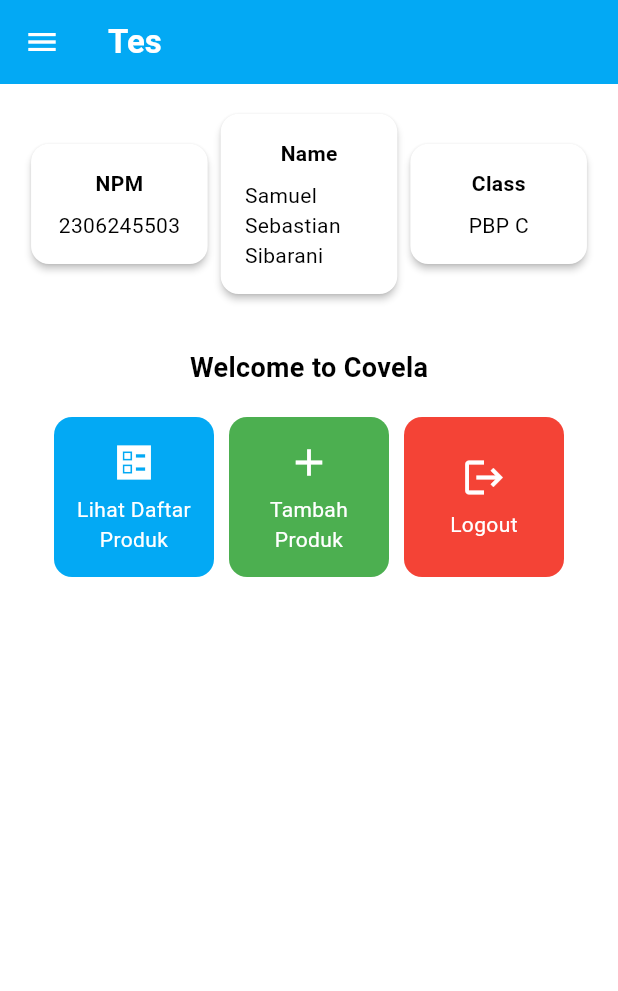
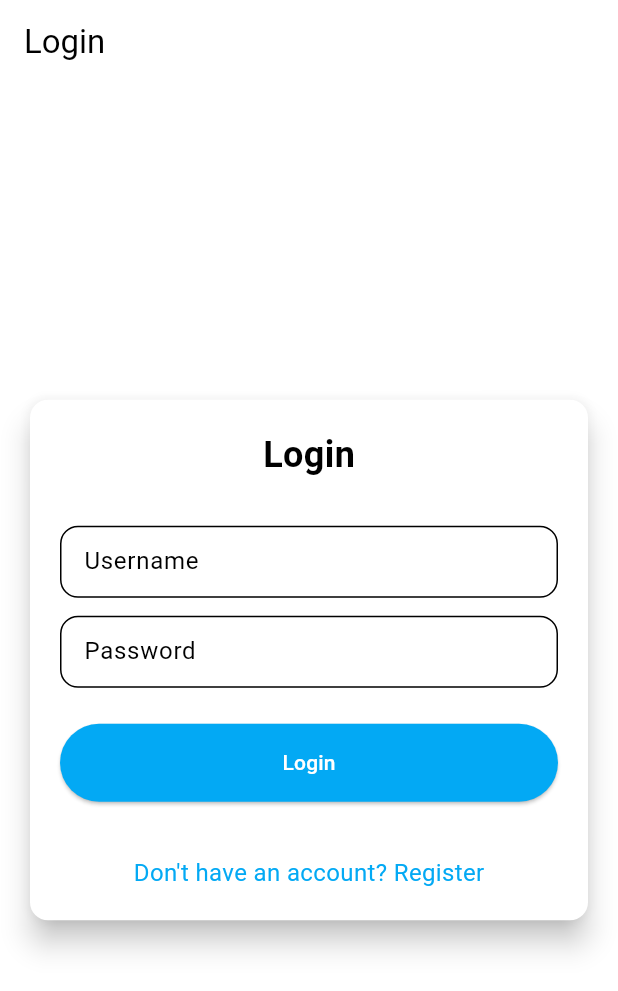
Before and after one commit to samuelsibs/covela-mobile, a Flutter app: the screen it shows after launch, on a phone screen of 412 x 824 dp. Shown: the top 991 px of the screen. Run offline on Flutter 3.47's test engine with Material 3 defaults, Android fonts, the phone set to English and light mode, and no system bars; missing offline and left inert: pbp_django_auth.

Commit message:
Menyelesaikan Tugas 9 (FINAL)

```diff
--- /dev/null
+++ b/devtools_options.yaml
@@ -0,0 +1,3 @@
+description: This file stores settings for Dart & Flutter DevTools.
+documentation: https://docs.flutter.dev/tools/devtools/extensions#configure-extension-enablement-states
+extensions:
--- a/lib/main.dart
+++ b/lib/main.dart
@@ -1,5 +1,8 @@
 import 'package:covela/screens/menu.dart';
 import 'package:flutter/material.dart';
+import 'package:pbp_django_auth/pbp_django_auth.dart';
+import 'package:provider/provider.dart';
+import 'package:covela/screens/login.dart';
 
 void main() {
   runApp(const MyApp());
@@ -8,33 +11,23 @@
 class MyApp extends StatelessWidget {
   const MyApp({super.key});
 
-  // This widget is the root of your application.
   @override
   Widget build(BuildContext context) {
-    return MaterialApp(
-      title: 'Flutter Demo',
-      theme: ThemeData(
-        // This is the theme of your application.
-        //
-        // TRY THIS: Try running your application with "flutter run". You'll see
-        // the application has a purple toolbar. Then, without quitting the app,
-        // try changing the seedColor in the colorScheme below to Colors.green
-        // and then invoke "hot reload" (save your changes or press the "hot
-        // reload" button in a Flutter-supported IDE, or press "r" if you used
-        // the command line to start the app).
-        //
-        // Notice that the counter didn't reset back to zero; the application
-        // state is not lost during the reload. To reset the state, use hot
-        // restart instead.
-        //
-        // This works for code too, not just values: Most code changes can be
-        // tested with just a hot reload.
-        colorScheme: ColorScheme.fromSwatch(
-          primarySwatch: Colors.lightBlue,
-        ).copyWith(secondary: Colors.lightBlue[900]),
-        useMaterial3: true,
+    return Provider(
+      create: (_) {
+        CookieRequest request = CookieRequest();
+        return request;
+      },
+      child: MaterialApp(
+        title: 'Covela',
+        theme: ThemeData(
+          useMaterial3: true,
+          colorScheme: ColorScheme.fromSwatch(
+            primarySwatch: Colors.lightBlue,
+          ).copyWith(secondary: Colors.lightBlue[900]),
+        ),
+        home: const LoginPage()
       ),
-      home: MyHomePage(),
     );
   }
 }
--- a/lib/screens/login.dart
+++ b/lib/screens/login.dart
@@ -0,0 +1,178 @@
+import 'package:covela/screens/menu.dart';
+import 'package:covela/screens/register.dart';
+import 'package:flutter/material.dart';
+import 'package:pbp_django_auth/pbp_django_auth.dart';
+import 'package:provider/provider.dart';
+
+void main() {
+  runApp(const LoginApp());
+}
+
+class LoginApp extends StatelessWidget {
+  const LoginApp({super.key});
+
+  @override
+  Widget build(BuildContext context) {
+    return MaterialApp(
+      title: 'Login',
+      theme: ThemeData(
+        useMaterial3: true,
+        colorScheme: ColorScheme.fromSwatch(
+          primarySwatch: Colors.deepPurple,
+        ).copyWith(secondary: Colors.deepPurple[400]),
+      ),
+      home: const LoginPage(),
+    );
+  }
+}
+
+class LoginPage extends StatefulWidget {
+  const LoginPage({super.key});
+
+  @override
+  State<LoginPage> createState() => _LoginPageState();
+}
+
+class _LoginPageState extends State<LoginPage> {
+  final TextEditingController _usernameController = TextEditingController();
+  final TextEditingController _passwordController = TextEditingController();
+
+  @override
+  Widget build(BuildContext context) {
+    final request = context.watch<CookieRequest>();
+
+    return Scaffold(
+      appBar: AppBar(
+        title: const Text('Login'),
+      ),
+      body: Center(
+        child: SingleChildScrollView(
+          padding: const EdgeInsets.all(16.0),
+          child: Card(
+            elevation: 8,
+            shape: RoundedRectangleBorder(
+              borderRadius: BorderRadius.circular(12.0),
+            ),
+            child: Padding(
+              padding: const EdgeInsets.all(20.0),
+              child: Column(
+                mainAxisSize: MainAxisSize.min,
+                children: [
+                  const Text(
+                    'Login',
+                    style: TextStyle(
+                      fontSize: 24.0,
+                      fontWeight: FontWeight.bold,
+                    ),
+                  ),
+                  const SizedBox(height: 30.0),
+                  TextField(
+                    controller: _usernameController,
+                    decoration: const InputDecoration(
+                      labelText: 'Username',
+                      hintText: 'Enter your username',
+                      border: OutlineInputBorder(
+                        borderRadius: BorderRadius.all(Radius.circular(12.0)),
+                      ),
+                      contentPadding:
+                          EdgeInsets.symmetric(horizontal: 12.0, vertical: 8.0),
+                    ),
+                  ),
+                  const SizedBox(height: 12.0),
+                  TextField(
+                    controller: _passwordController,
+                    decoration: const InputDecoration(
+                      labelText: 'Password',
+                      hintText: 'Enter your password',
+                      border: OutlineInputBorder(
+                        borderRadius: BorderRadius.all(Radius.circular(12.0)),
+                      ),
+                      contentPadding:
+                          EdgeInsets.symmetric(horizontal: 12.0, vertical: 8.0),
+                    ),
+                    obscureText: true,
+                  ),
+                  const SizedBox(height: 24.0),
+                  ElevatedButton(
+                    onPressed: () async {
+                      String username = _usernameController.text;
+                      String password = _passwordController.text;
+
+
+                      final response = await request
+                          .login("http://127.0.0.1:8000/auth/login/", {
+                        'username': username,
+                        'password': password,
+                      });
+
+                      if (request.loggedIn) {
+                        String message = response['message'];
+                        String uname = response['username'];
+                        if (context.mounted) {
+                          Navigator.pushReplacement(
+                            context,
+                            MaterialPageRoute(
+                                builder: (context) => MyHomePage()),
+                          );
+                          ScaffoldMessenger.of(context)
+                            ..hideCurrentSnackBar()
+                            ..showSnackBar(
+                              SnackBar(
+                                  content:
+                                      Text("$message Selamat datang, $uname.")),
+                            );
+                        }
+                      } else {
+                        if (context.mounted) {
+                          showDialog(
+                            context: context,
+                            builder: (context) => AlertDialog(
+                              title: const Text('Login Gagal'),
+                              content: Text(response['message']),
+                              actions: [
+                                TextButton(
+                                  child: const Text('OK'),
+                                  onPressed: () {
+                                    Navigator.pop(context);
+                                  },
+                                ),
+                              ],
+                            ),
+                          );
+                        }
+                      }
+                    },
+                    style: ElevatedButton.styleFrom(
+                      foregroundColor: Colors.white,
+                      minimumSize: Size(double.infinity, 50),
+                      backgroundColor: Theme.of(context).colorScheme.primary,
+                      padding: const EdgeInsets.symmetric(vertical: 16.0),
+                    ),
+                    child: const Text('Login'),
+                  ),
+                  const SizedBox(height: 36.0),
+                  GestureDetector(
+                    onTap: () {
+                      Navigator.push(
+                        context,
+                        MaterialPageRoute(
+                            builder: (context) => const RegisterPage()),
+                      );
+                    },
+                    child: Text(
+                      'Don\'t have an account? Register',
+                      style: TextStyle(
+                        color: Theme.of(context).colorScheme.primary,
+                        fontSize: 16.0,
+                      ),
+                    ),
+                  ),
+                ],
+              ),
+            ),
+          ),
+        ),
+      ),
+    );
+  }
+}
--- a/lib/screens/menu.dart
+++ b/lib/screens/menu.dart
@@ -23,7 +23,7 @@
       appBar: AppBar(
         // Judul aplikasi "Covela" dengan teks putih dan tebal.
         title: const Text(
-          'Tes',
+          'Covela',
           style: TextStyle(
             color: Colors.white,
             fontWeight: FontWeight.bold,
--- a/pubspec.yaml
+++ b/pubspec.yaml
@@ -37,6 +37,7 @@
   cupertino_icons: ^1.0.8
   provider: ^6.1.2
   pbp_django_auth: ^0.4.0
+  http: ^1.2.2
 
 dev_dependencies:
   flutter_test:
```
Also changed, not shown: lib/models/product_entry.dart (+63 -0 lines), lib/screens/list_productentry.dart (+89 -0 lines), lib/screens/productentry_form.dart (+44 -39 lines), lib/screens/register.dart (+164 -0 lines), lib/widgets/left_drawer.dart (+12 -0 lines), lib/widgets/product_card.dart (+37 -1 lines), pubspec.lock, 1 other file.
